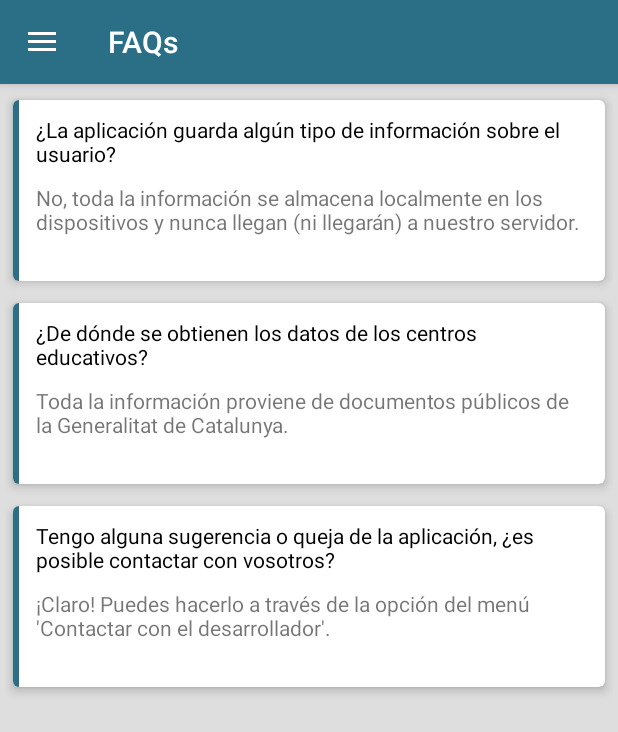
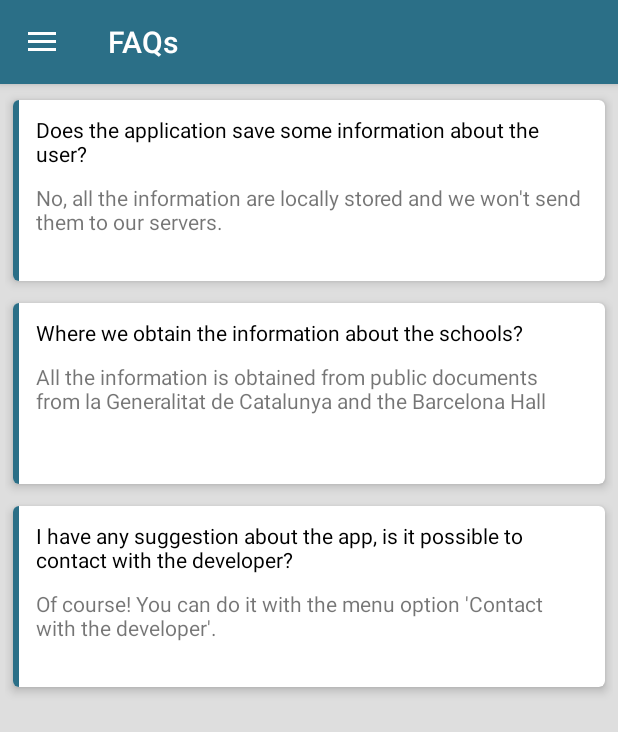
Before and after one commit to daviddn91/CentroEstudios, an Android app: the screen it shows after launch (MainActivity), after a tap on "FAQs", on a phone screen of 412 x 824 dp. Shown: the top 732 px of the screen. Run offline under Robolectric (Android 15) with nearby library versions, the phone set to English and light mode, and no system bars; 2 statements that could not run were skipped; 1 other tap on this screen came first.

Commit message:
Pop up si no hay internet ni gps y todo con traducciones

```diff
--- a/app/src/main/java/com/example/david/centroestudios/fragments/FragmentCercanas.java
+++ b/app/src/main/java/com/example/david/centroestudios/fragments/FragmentCercanas.java
@@ -48,6 +48,7 @@ import java.io.InputStream;
 import java.io.InputStreamReader;
 import java.net.HttpURLConnection;
 import java.net.URL;
+import java.util.ArrayList;
 
 /*
  * A simple {@link Fragment} subclass.
@@ -120,6 +121,22 @@ public class FragmentCercanas extends Fragment {
     @Override
     public View onCreateView(LayoutInflater inflater, ViewGroup container,
                              Bundle savedInstanceState) {
+
+        LocationManager lm = (LocationManager)getActivity().getSystemService(Context.LOCATION_SERVICE);
+        boolean gps_enabled = false;
+        boolean network_enabled = false;
+
+        try {
+            gps_enabled = lm.isProviderEnabled(LocationManager.GPS_PROVIDER);
+        } catch(Exception ex) {}
+
+        try {
+            network_enabled = lm.isProviderEnabled(LocationManager.NETWORK_PROVIDER);
+        } catch(Exception ex) {}
+
+        if (!gps_enabled || !network_enabled) {
+            Toast.makeText(getActivity().getApplicationContext(),R.string.activaelgps, Toast.LENGTH_LONG).show();
+        }
 
         actualiza = true;
         getActivity().setTitle(R.string.cercanas);
@@ -239,6 +256,7 @@ public class FragmentCercanas extends Fragment {
                                         data = data.replace("[","");
                                         data = data.replace("]","");
                                         String[] parts = data.split("fininfo");
+                                        ArrayList<String> lista = new ArrayList();
 
                                         for (int i = 0; i < parts.length; i++) {
                                             if (!parts[i].equals("\"}")) {
@@ -253,6 +271,7 @@ public class FragmentCercanas extends Fragment {
                                                 lat = lat.replace(",", ".");
                                                 String lon = datajson.getString("longitud");
                                                 lon = lon.replace(",", ".");
+                                                lista.add(datajson.getString("id"));
                                                 //System.out.println("PRINT JSON GENERADO: " +datajson.toString());
                                                 MarkerOptions marker = new MarkerOptions().position(new LatLng(Double.parseDouble(lat), Double.parseDouble(lon))).title(datajson.getString("nombre"));
                                                 googleMap.addMarker(marker.snippet(datajson.getString("direccion") + "\n" + datajson.getString("telefono") + "\n" + datajson.getString("localidad")));
@@ -264,6 +283,9 @@ public class FragmentCercanas extends Fragment {
                                             System.out.println(datajson.getString("longitud"));
                                             */
                                             }
+                                        }
+                                        if (lista.size() == 0) {
+                                            Toast.makeText(getActivity().getApplicationContext(), R.string.sinresultadoscercanas, Toast.LENGTH_SHORT).show();
                                         }
                                         System.out.println("Fin de la carga de markers");
                                     }
@@ -351,7 +373,7 @@ public class FragmentCercanas extends Fragment {
 
         if (ActivityCompat.shouldShowRequestPermissionRationale(getActivity(), android.Manifest.permission.ACCESS_FINE_LOCATION)){
 
-            Toast.makeText(getActivity().getApplicationContext(),"GPS permission allows us to access location data. Please allow in App Settings for additional functionality.", Toast.LENGTH_LONG).show();
+            Toast.makeText(getActivity().getApplicationContext(),R.string.gpspermiso, Toast.LENGTH_LONG).show();
 
         } else {
             ActivityCompat.requestPermissions(getActivity(),new String[]{android.Manifest.permission.ACCESS_FINE_LOCATION},1);
@@ -367,7 +389,7 @@ public class FragmentCercanas extends Fragment {
 
         if (ActivityCompat.shouldShowRequestPermissionRationale(getActivity(), android.Manifest.permission.INTERNET)){
 
-            Toast.makeText(getActivity().getApplicationContext(),"GPS permission allows us to access location data. Please allow in App Settings for additional functionality.", Toast.LENGTH_LONG).show();
+            Toast.makeText(getActivity().getApplicationContext(),R.string.gpspermiso, Toast.LENGTH_LONG).show();
 
         } else {
             ActivityCompat.requestPermissions(getActivity(),new String[]{android.Manifest.permission.INTERNET},1);
@@ -406,6 +428,8 @@ public class FragmentCercanas extends Fragment {
         }catch(IOException e){
             e.printStackTrace();
             System.out.println("Catch del GetHTTPData en FragmentBuscar");
+            Toast.makeText(getActivity().getApplicationContext(), R.string.errorconexion, Toast.LENGTH_SHORT).show();
+
         }finally {
             System.out.println("Finally del GetHTTPData en FragmentBuscar");
         }
--- a/app/src/main/java/com/example/david/centroestudios/fragments/FragmentFaqs.java
+++ b/app/src/main/java/com/example/david/centroestudios/fragments/FragmentFaqs.java
@@ -113,9 +113,9 @@ public class FragmentFaqs extends Fragment {
 
         List<Faqs> items = new ArrayList<>();
 
-        items.add(new Faqs("¿La aplicación guarda algún tipo de información sobre el usuario?","No, toda la información se almacena localmente en los dispositivos y nunca llegan (ni llegarán) a nuestro servidor."));
-        items.add(new Faqs("¿De dónde se obtienen los datos de los centros educativos?","Toda la información proviene de documentos públicos de la Generalitat de Catalunya."));
-        items.add(new Faqs("Tengo alguna sugerencia o queja de la aplicación, ¿es posible contactar con vosotros?","¡Claro! Puedes hacerlo a través de la opción del menú 'Contactar con el desarrollador'."));
+        items.add(new Faqs(getResources().getString(R.string.faq_pregunta1),getResources().getString(R.string.faq_respuesta1)));
+        items.add(new Faqs(getResources().getString(R.string.faq_pregunta2),getResources().getString(R.string.faq_respuesta2)));
+        items.add(new Faqs(getResources().getString(R.string.faq_pregunta3),getResources().getString(R.string.faq_respuesta3)));
 
         // Obtener el Recycler
         recycler = (RecyclerView) view.findViewById(R.id.recicladorFaqs);
@@ -163,12 +163,12 @@ public class FragmentFaqs extends Fragment {
 
     public class SavedTabsListAdapter extends BaseExpandableListAdapter {
 
-        private String[] preguntas = { "¿La aplicación guarda algún tipo de información sobre el usuario?", "¿De dónde se obtienen los datos de los centros educativos?", "Tengo alguna sugerencia o queja de la aplicación, ¿es posible contactar con vosotros?" };
+        private String[] preguntas = { getResources().getString(R.string.faq_pregunta1), getResources().getString(R.string.faq_pregunta2), getResources().getString(R.string.faq_pregunta3)};
 
         private String[][] respuestas = {
-                { "No, toda la información se almacena localmente en los dispositivos y nunca llegan (ni llegarán) a nuestro servidor." },
-                { "Toda la información proviene de documentos públicos de la Generalitat de Catalunya y del Ayuntamiento de Barcelona." },
-                { "¡Claro! Puedes hacerlo a través de la opción del menú 'Contactar con el desarrollador'." }
+                { getResources().getString(R.string.faq_respuesta1) },
+                { getResources().getString(R.string.faq_respuesta2) },
+                { getResources().getString(R.string.faq_respuesta3) }
         };
 
         @Override
--- a/app/src/main/res/layout/centros_estudios.xml
+++ b/app/src/main/res/layout/centros_estudios.xml
@@ -2,7 +2,7 @@
 <android.support.v7.widget.CardView xmlns:android="http://schemas.android.com/apk/res/android"
     xmlns:card_view="http://schemas.android.com/apk/res-auto"
     android:layout_width="match_parent"
-    android:layout_height="150dp"
+    android:layout_height="200dp"
     card_view:cardCornerRadius="4dp"
     card_view:cardElevation="4dp"
     card_view:cardUseCompatPadding="true">
--- a/app/src/main/res/values/strings.xml
+++ b/app/src/main/res/values/strings.xml
@@ -46,5 +46,24 @@
     <string name="eso">Secondary education</string>
     <string name="primaria">Elementary education</string>
     <string name="infantil">Childhood education</string>
-    <string name="colaboracion">In collaboration with ESSI department from UPC</string>
+    <string name="colaboracion">In collaboration with ESSI department</string>
+    <string name="sinresultadoslocalizacion">There are not results for this location</string>
+    <string name="introducelocalizacion">Please introduce a location to search schools</string>
+    <string name="errorlocalizacion">There are some problems connecting with the Google location service. Check your connection or contact with the developer.</string>
+    <string name="needinternet">We need internet connection to obtain schools information</string>
+    <string name="errorconexion">Error obtaining schools. Please check the Internet connection or contact with david.delgado@est.fib.upc.edu.</string>
+    <string name="gpspermiso">GPS permission allows us to access location data. Please allow in App Settings for additional functionality.</string>
+    <string name="sinresultadoscercanas">There are not results near of your location</string>
+    <string name="mensajeenviado">Message sent succesfully</string>
+    <string name="introducemail">Please input a correct mail</string>
+    <string name="llenacampos">Please fill all the fields to send the message</string>
+    <string name="mensajenoenviado">Message cannot be sent. Please check your Internet connection or contact with david.delgado@est.fib.upc.edu.</string>
+    <string name="faq_pregunta1">Does the application save some information about the user?</string>
+    <string name="faq_pregunta2">Where we obtain the information about the schools?</string>
+    <string name="faq_pregunta3">I have any suggestion about the app, is it possible to contact with the developer?</string>
+    <string name="faq_respuesta1">No, all the information are locally stored and we won\'t send them to our servers.</string>
+    <string name="faq_respuesta2">All the information is obtained from public documents from la Generalitat de Catalunya and the Barcelona Hall</string>
+    <string name="faq_respuesta3">Of course! You can do it with the menu option \'Contact with the developer\'.</string>
+    <string name="telefono">Phone</string>
+    <string name="activaelgps">Enable the GPS and the Internet connection to use the application</string>
 </resources>
```
Also changed, not shown: app/src/main/java/com/example/david/centroestudios/fragments/FragmentBuscar.java (+40 -3 lines), app/src/main/java/com/example/david/centroestudios/fragments/FragmentContacta.java (+23 -5 lines), app/src/main/res/layout/fragment_preferencias.xml (+2 -5 lines), 4 other files.
